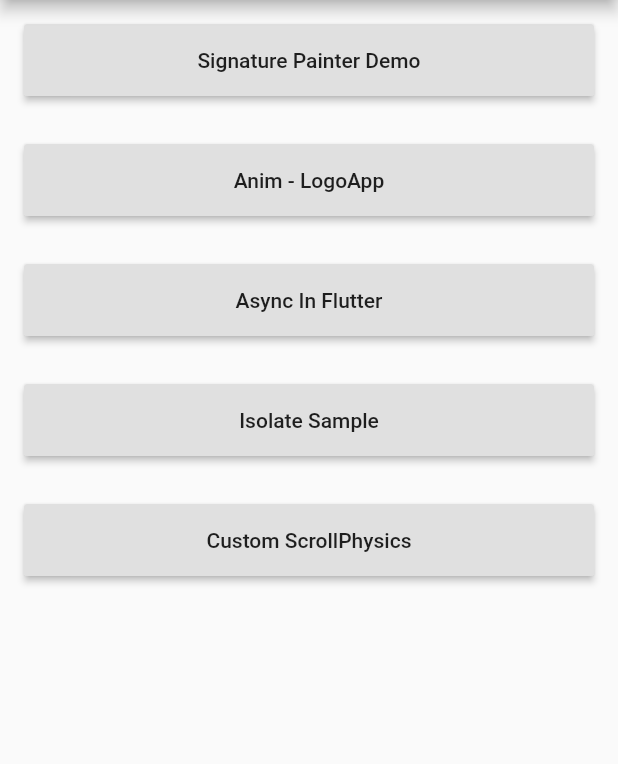
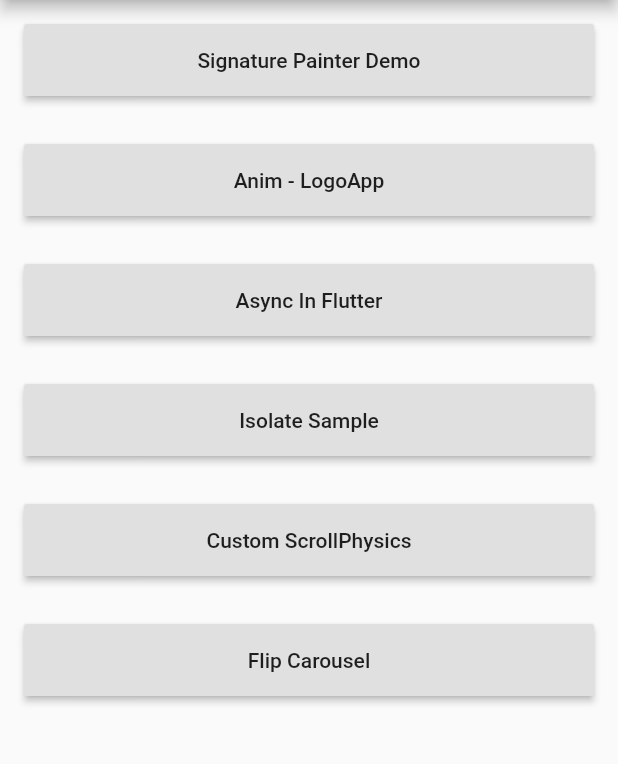
Before and after one commit to WosLovesLife/flutter_examples, a Flutter app: the screen it shows after launch, on a phone screen of 412 x 824 dp, the part 84-848 px from its top. Run offline on Flutter 3.47's test engine with Material 2 defaults, Android fonts, the phone set to English and light mode, and no system bars.

Commit message:
Added the new example

```diff
--- a/lib/card_flip/CardFlip.dart
+++ b/lib/card_flip/FlipCarousel.dart
@@ -7,10 +7,10 @@ import 'package:flutter_app/card_flip/card_data.dart';
 
 void main() {
   SystemChrome.setSystemUIOverlayStyle(SystemUiOverlayStyle.light);
-  runApp(new Main());
+  runApp(new FlipCarousel());
 }
 
-class Main extends StatelessWidget {
+class FlipCarousel extends StatelessWidget {
   @override
   Widget build(BuildContext context) {
     return new MaterialApp(
@@ -194,7 +194,6 @@ class _CardFlipperState extends State<CardFlipper> with SingleTickerProviderStat
       ..setEntry(3, 3, perspective * radius + 1.0);
 
     final rotationPointMultiplier = angle > 0.0 ? angle / angle.abs() : 1.0;
-    print('Angle = $angle');
     projection *= new Matrix4.translationValues(
             horizontalTranslation + (rotationPointMultiplier * 300.0), 0.0, 0.0) *
         new Matrix4.rotationY(angle) *
--- a/lib/main.dart
+++ b/lib/main.dart
@@ -1,4 +1,5 @@
 import 'package:flutter/material.dart';
+import 'package:flutter_app/card_flip/FlipCarousel.dart';
 import 'SignaturePainter.dart';
 import 'LogoApp.dart';
 import 'AsyncInFlutter.dart';
@@ -26,6 +27,7 @@ class Main extends StatelessWidget {
         '/c': (BuildContext context) => new AsyncInFlutter(),
         '/d': (BuildContext context) => new IsolateSample(),
         '/e': (BuildContext context) => new InfinityListView(),
+        '/f': (BuildContext context) => new FlipCarousel(),
       },
     );
   }
@@ -41,6 +43,7 @@ class ExampleList extends StatelessWidget {
         new Button("Async In Flutter", '/c'),
         new Button("Isolate Sample", '/d'),
         new Button("Custom ScrollPhysics", '/e'),
+        new Button("Flip Carousel", '/f'),
       ],
     );
   }
```
